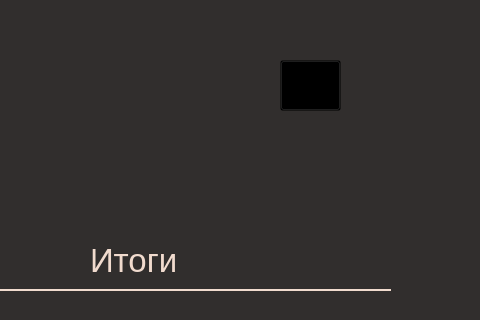
Above: povs.ui from JpryHyrd/PythonProject before the change; both pictures show x 920 to 1400 and y 0 to 320 of the 1400 by 800 pixel window. Below: the same form after it.
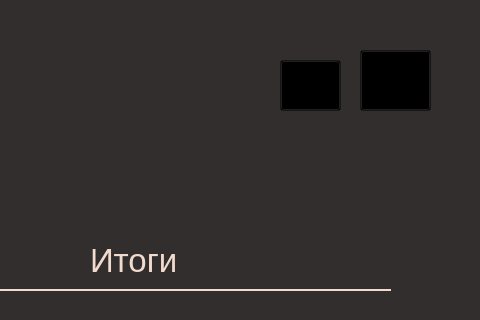
That is the form after the change. Icons and pictures are not drawn.

```diff
--- a/povs.ui
+++ b/povs.ui
@@ -737,6 +737,22 @@
      <string>Сохранить</string>
     </property>
    </widget>
+   <widget class="QPushButton" name="pushButton_4">
+    <property name="geometry">
+     <rect>
+      <x>1280</x>
+      <y>50</y>
+      <width>71</width>
+      <height>61</height>
+     </rect>
+    </property>
+    <property name="styleSheet">
+     <string notr="true">background-color: transparent;</string>
+    </property>
+    <property name="text">
+     <string/>
+    </property>
+   </widget>
    <zorder>label_4</zorder>
    <zorder>label</zorder>
    <zorder>label_6</zorder>
@@ -771,6 +787,7 @@
    <zorder>line_9</zorder>
    <zorder>line</zorder>
    <zorder>pushButton_3</zorder>
+   <zorder>pushButton_4</zorder>
   </widget>
  </widget>
  <resources/>
```
